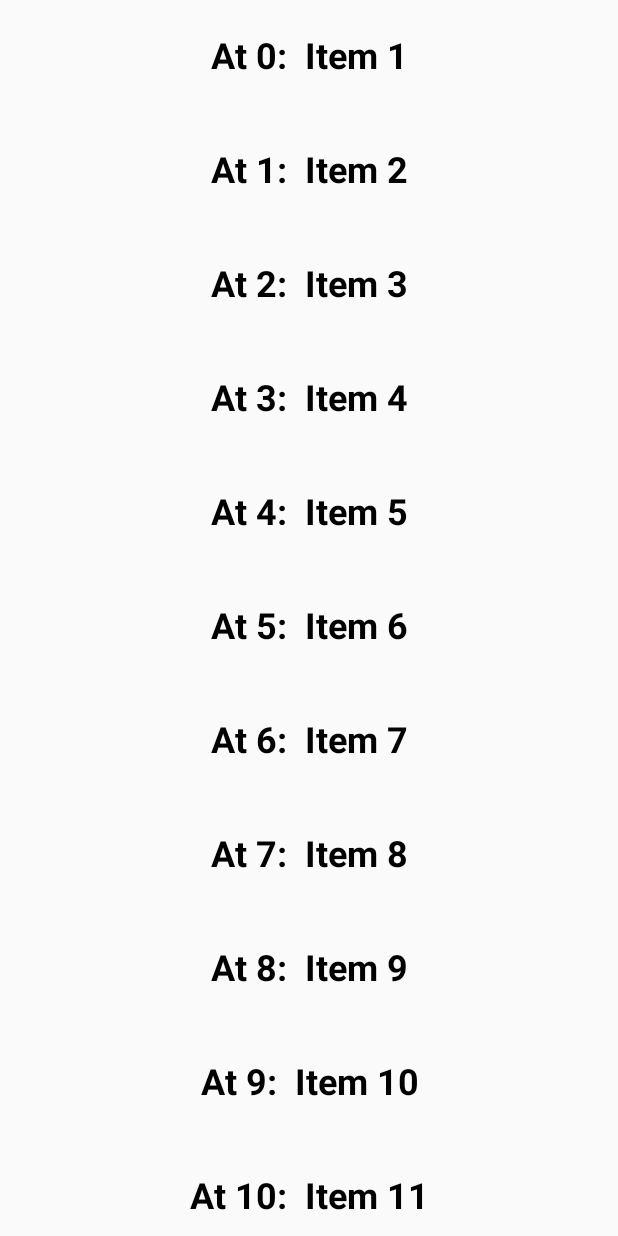
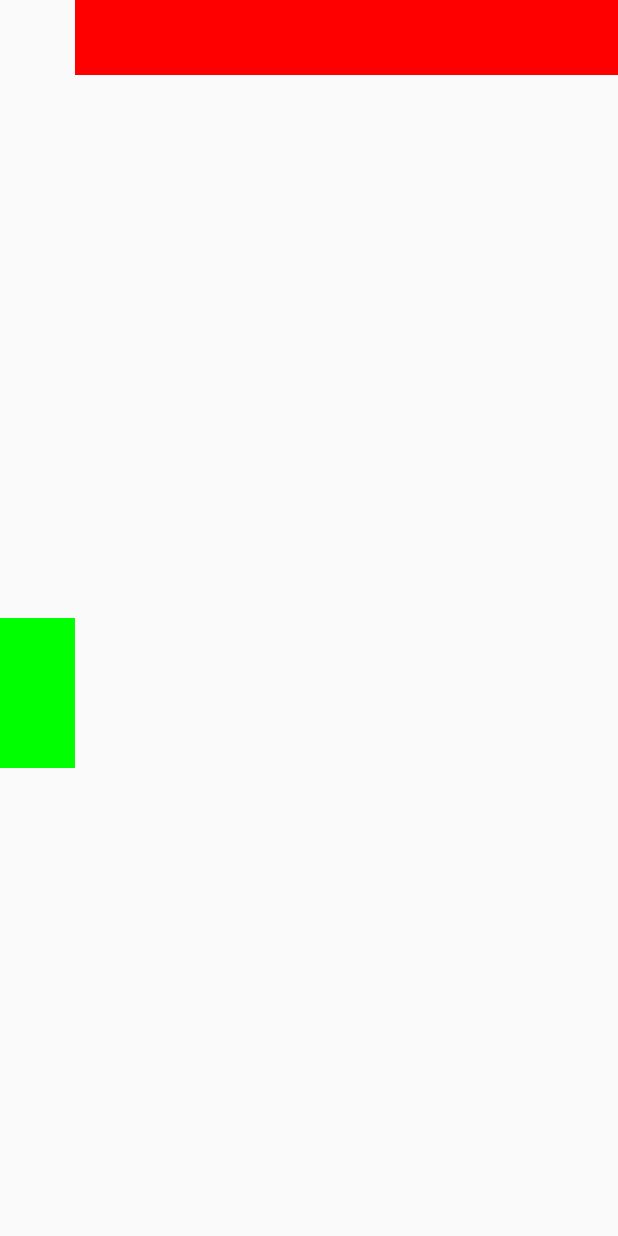
Before and after one commit to FarasatN/AppCompose, an Android app built with Jetpack Compose: the screen it shows after launch (MainActivity), on a phone screen of 412 x 824 dp. Run offline under Robolectric (Android 15) with nearby library versions, the phone set to English and light mode, and no system bars; our stand-ins replace constraintlayout-compose.

Commit message:
Constraint Layout in Compose

```diff
--- a/app/build.gradle.kts
+++ b/app/build.gradle.kts
@@ -70,6 +70,9 @@ dependencies {
     val composeBom = platform("androidx.compose:compose-bom:2024.06.00")
     implementation(composeBom)
 
-    debugImplementation("androidx.compose.ui:ui-tooling")
-    implementation("androidx.compose.ui:ui-tooling-preview")
+    debugImplementation(libs.ui.tooling)
+    implementation(libs.ui.tooling.preview)
+
+    implementation(libs.androidx.constraintlayout.compose)
+
 }
--- a/app/src/main/java/com/example/appcompose/MainActivity.kt
+++ b/app/src/main/java/com/example/appcompose/MainActivity.kt
@@ -38,6 +38,8 @@ import androidx.compose.runtime.rememberCoroutineScope
 import androidx.compose.ui.Alignment
 import androidx.compose.ui.Modifier
 import androidx.compose.ui.graphics.Color
+import androidx.compose.ui.layout.layout
+import androidx.compose.ui.layout.layoutId
 import androidx.compose.ui.platform.LocalUriHandler
 import androidx.compose.ui.text.SpanStyle
 import androidx.compose.ui.text.buildAnnotatedString
@@ -48,8 +50,13 @@ import androidx.compose.ui.text.style.TextAlign
 import androidx.compose.ui.text.style.TextDecoration
 import androidx.compose.ui.text.withStyle
 import androidx.compose.ui.tooling.preview.Preview
+import androidx.compose.ui.unit.Constraints
 import androidx.compose.ui.unit.dp
 import androidx.compose.ui.unit.sp
+import androidx.constraintlayout.compose.ChainStyle
+import androidx.constraintlayout.compose.ConstraintLayout
+import androidx.constraintlayout.compose.ConstraintSet
+import androidx.constraintlayout.compose.Dimension
 import kotlinx.coroutines.Delay
 import kotlinx.coroutines.launch
 import java.util.ArrayList
@@ -250,15 +257,35 @@ class MainActivity : ComponentActivity() {
 
         //---------------------
 
-        setContent {
-//            val scrollState = rememberScrollState()
-//            Column(
-//                modifier = Modifier.verticalScroll(scrollState)
-//            )
-            LazyColumn{
-//                items(5000){
+//        setContent {
+////            val scrollState = rememberScrollState()
+////            Column(
+////                modifier = Modifier.verticalScroll(scrollState)
+////            )
+//            LazyColumn{
+////                items(5000){
+////                    Text(
+////                        text = "Item $it",
+////                        fontSize = 24.sp,
+////                        fontWeight = FontWeight.Bold,
+////                        textAlign = TextAlign.Center,
+////                        modifier = Modifier.fillMaxWidth()
+////                            .padding(vertical = 24.dp)
+////                    )
+////                }
+//
+//                val itemList = ArrayList<String>()
+//                for (i in 1..5000) {
+//                    itemList.add("Item $i")
+//                }
+//
+//                //replacement recyclerview
+//                itemsIndexed(
+////                    listOf("This", "is", "Jetpack","Compose")
+//                    itemList
+//                ){index, string ->
 //                    Text(
-//                        text = "Item $it",
+//                        text = "At $index:  $string",
 //                        fontSize = 24.sp,
 //                        fontWeight = FontWeight.Bold,
 //                        textAlign = TextAlign.Center,
@@ -266,43 +293,58 @@ class MainActivity : ComponentActivity() {
 //                            .padding(vertical = 24.dp)
 //                    )
 //                }
+//
+//
+//
+////                for (i in 1..500){
+////                    Text(
+////                        text = "Item $i",
+////                        fontSize = 24.sp,
+////                        fontWeight = FontWeight.Bold,
+////                        textAlign = TextAlign.Center,
+////                        modifier = Modifier.fillMaxWidth()
+////                            .padding(vertical = 24.dp)
+////                    )
+////                }
+//            }
+//
+//        }
 
-                val itemList = ArrayList<String>()
-                for (i in 1..5000) {
-                    itemList.add("Item $i")
+
+        //-------------------------------------------------------
+
+        //ConstraintLayout in Compose
+        setContent{
+            val constraints = ConstraintSet{
+
+                val greenBox = createRefFor("greenBox")
+                val redBox = createRefFor("redBox")
+                val guideline = createGuidelineFromTop(0.5f)
+                constrain(greenBox){
+                    top.linkTo(guideline)
+                    start.linkTo(parent.start)
+                    width = Dimension.value(50.dp)
+                    height = Dimension.value(100.dp)
+                }
+                constrain(redBox){
+                    top.linkTo(parent.top)
+                    start.linkTo(greenBox.end)
+                    width = Dimension.fillToConstraints
+                    height = Dimension.value(50.dp)
                 }
 
-                //replacement recyclerview
-                itemsIndexed(
-//                    listOf("This", "is", "Jetpack","Compose")
-                    itemList
-                ){index, string ->
-                    Text(
-                        text = "At $index:  $string",
-                        fontSize = 24.sp,
-                        fontWeight = FontWeight.Bold,
-                        textAlign = TextAlign.Center,
-                        modifier = Modifier.fillMaxWidth()
-                            .padding(vertical = 24.dp)
-                    )
-                }
-
-
-
-//                for (i in 1..500){
-//                    Text(
-//                        text = "Item $i",
-//                        fontSize = 24.sp,
-//                        fontWeight = FontWeight.Bold,
-//                        textAlign = TextAlign.Center,
-//                        modifier = Modifier.fillMaxWidth()
-//                            .padding(vertical = 24.dp)
-//                    )
-//                }
+                createHorizontalChain(greenBox,redBox, chainStyle = ChainStyle.Packed)
+            }
+            ConstraintLayout(constraintSet = constraints, modifier = Modifier.fillMaxSize()) {
+                Box(modifier = Modifier
+                    .background(Color.Green)
+                    .layoutId("greenBox"))
+                Box(modifier = Modifier
+                    .background(Color.Red)
+                    .layoutId("redBox"))
             }
 
         }
-
     }
 
 
--- a/gradle/libs.versions.toml
+++ b/gradle/libs.versions.toml
@@ -1,5 +1,6 @@
 [versions]
 agp = "8.5.2"
+constraintlayoutCompose = "1.0.1"
 kotlin = "1.9.0"
 coreKtx = "1.13.1"
 junit = "4.13.2"
@@ -10,6 +11,7 @@ activityCompose = "1.9.1"
 composeBom = "2024.04.01"
 
 [libraries]
+androidx-constraintlayout-compose = { module = "androidx.constraintlayout:constraintlayout-compose", version.ref = "constraintlayoutCompose" }
 androidx-core-ktx = { group = "androidx.core", name = "core-ktx", version.ref = "coreKtx" }
 junit = { group = "junit", name = "junit", version.ref = "junit" }
 androidx-junit = { group = "androidx.test.ext", name = "junit", version.ref = "junitVersion" }
@@ -24,6 +26,8 @@ androidx-ui-tooling-preview = { group = "androidx.compose.ui", name = "ui-toolin
 androidx-ui-test-manifest = { group = "androidx.compose.ui", name = "ui-test-manifest" }
 androidx-ui-test-junit4 = { group = "androidx.compose.ui", name = "ui-test-junit4" }
 androidx-material3 = { group = "androidx.compose.material3", name = "material3" }
+ui-tooling = { module = "androidx.compose.ui:ui-tooling" }
+ui-tooling-preview = { module = "androidx.compose.ui:ui-tooling-preview" }
 
 [plugins]
 android-application = { id = "com.android.application", version.ref = "agp" }
```
